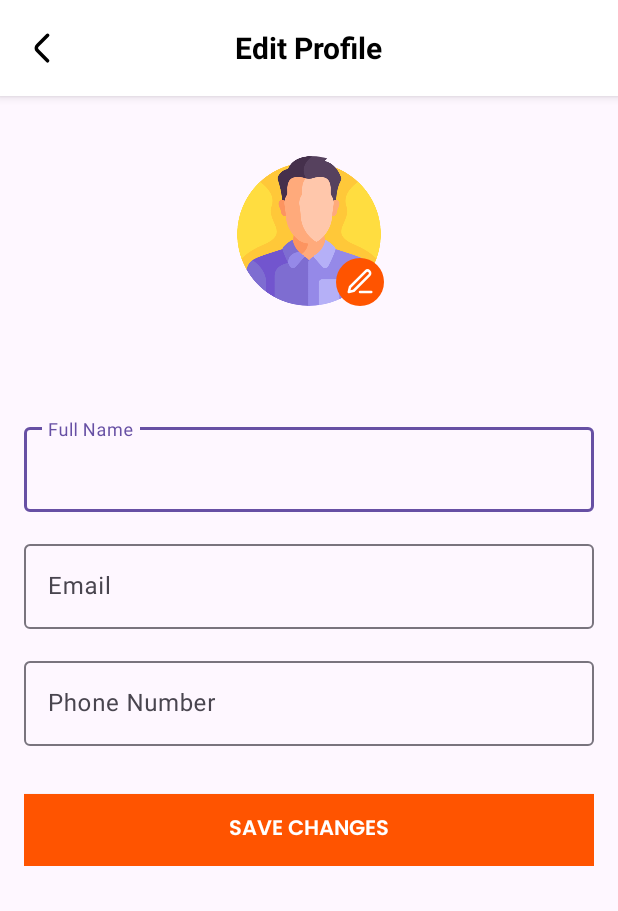
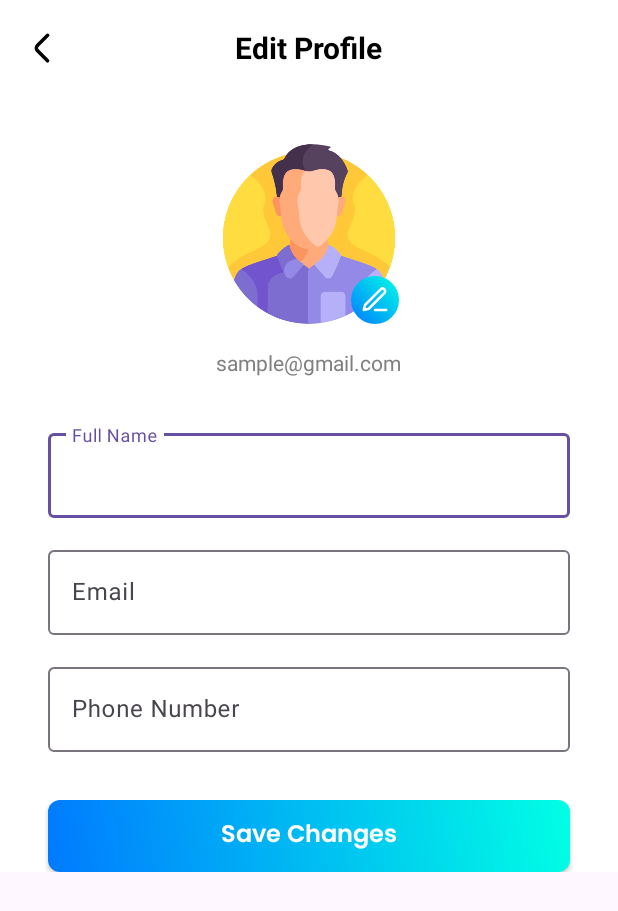
Before and after one commit to RamaScript/Allen-Connect, an Android app: the editProfileActivity screen opened directly, with no data from a screen before it, on a phone screen of 412 x 824 dp. Shown: the top 911 px of the screen. Run offline under Robolectric (Android 15) with nearby library versions, the light colour scheme and no system bars; our stand-ins replace CircleImageView, Firebase (no records; nobody signed in at launch, a user with empty details on screens opened directly), Picasso; pictures from the network do not load.

Commit message:
edit profile ui enhanced

```diff
--- /dev/null
+++ b/app/src/main/res/drawable/gradient_btn.xml
@@ -0,0 +1,15 @@
+<?xml version="1.0" encoding="utf-8"?>
+<selector xmlns:android="http://schemas.android.com/apk/res/android">
+    <!-- When EditText has text -->
+    <item android:state_empty="false">
+        <shape android:shape="rectangle">
+            <gradient
+                android:startColor="@color/color_primary"
+                android:endColor="@color/color_secondry"
+                android:angle="45"/>
+            <corners
+                android:radius="8dp"
+                />
+        </shape>
+    </item>
+</selector>
--- a/app/src/main/res/layout/activity_edit_profile.xml
+++ b/app/src/main/res/layout/activity_edit_profile.xml
@@ -9,7 +9,7 @@
         android:layout_width="match_parent"
         android:layout_height="?attr/actionBarSize"
         android:background="@color/white"
-        android:elevation="4dp">
+        >
 
         <ImageButton
             android:id="@+id/backBtn"
@@ -39,7 +39,8 @@
             android:layout_width="match_parent"
             android:layout_height="wrap_content"
             android:orientation="vertical"
-            android:padding="16dp">
+            android:background="@color/white"
+            >
 
             <!-- Profile Section -->
             <LinearLayout
@@ -47,6 +48,8 @@
                 android:layout_height="wrap_content"
                 android:orientation="vertical"
                 android:gravity="center"
+                android:layout_marginHorizontal="32dp"
+                android:layout_marginVertical="8dp"
                 android:padding="24dp">
 
                 <FrameLayout
@@ -55,8 +58,8 @@
 
                     <de.hdodenhof.circleimageview.CircleImageView
                         android:id="@+id/profile_image"
-                        android:layout_width="100dp"
-                        android:layout_height="100dp"
+                        android:layout_width="120dp"
+                        android:layout_height="120dp"
                         android:src="@drawable/ic_avatar" />
 
                     <ImageView
@@ -64,7 +67,7 @@
                         android:layout_width="32dp"
                         android:layout_height="32dp"
                         android:layout_gravity="bottom|end"
-                        android:background="@drawable/circle_pink_background"
+                        android:background="@drawable/green_dot"
                         android:padding="6dp"
                         android:src="@drawable/ic_edit"
                         app:tint="@color/white" />
@@ -74,7 +77,8 @@
                     android:id="@+id/profile_email"
                     android:layout_width="wrap_content"
                     android:layout_height="wrap_content"
-                    android:layout_marginTop="8dp"
+                    android:layout_marginTop="16dp"
+                    android:text="sample@gmail.com"
                     android:textColor="@color/gray"
                     android:textSize="14sp" />
             </LinearLayout>
@@ -82,7 +86,7 @@
             <com.google.android.material.textfield.TextInputLayout
                 android:layout_width="match_parent"
                 android:layout_height="wrap_content"
-                android:layout_marginTop="24dp"
+                android:layout_marginHorizontal="32dp"
                 android:hint="Full Name">
 
                 <com.google.android.material.textfield.TextInputEditText
@@ -99,6 +103,8 @@
                 android:layout_width="match_parent"
                 android:layout_height="wrap_content"
                 android:orientation="vertical"
+                android:layout_marginHorizontal="32dp"
+
                 android:visibility="gone">
 
                 <com.google.android.material.textfield.TextInputLayout
@@ -135,6 +141,8 @@
                 android:layout_width="match_parent"
                 android:layout_height="wrap_content"
                 android:orientation="vertical"
+                android:layout_marginHorizontal="32dp"
+
                 android:visibility="gone">
 
                 <com.google.android.material.textfield.TextInputLayout
@@ -169,6 +177,8 @@
                 android:id="@+id/professorFields"
                 android:layout_width="match_parent"
                 android:layout_height="wrap_content"
+                android:layout_marginHorizontal="32dp"
+
                 android:orientation="vertical">
 
                 <com.google.android.material.textfield.TextInputLayout
@@ -202,13 +212,16 @@
             </LinearLayout>
 
             <androidx.appcompat.widget.AppCompatButton
-                android:background="@color/btn_color"
+                android:background="@drawable/gradient_btn"
                 android:id="@+id/saveButton"
                 android:textColor="@color/white"
+                android:layout_marginHorizontal="32dp"
                 android:fontFamily="@font/poppins_semibold"
                 android:layout_width="match_parent"
                 android:layout_height="wrap_content"
                 android:layout_marginTop="32dp"
+                android:textSize="16sp"
+                android:textAllCaps="false"
                 android:text="Save Changes" />
 
         </LinearLayout>
```
